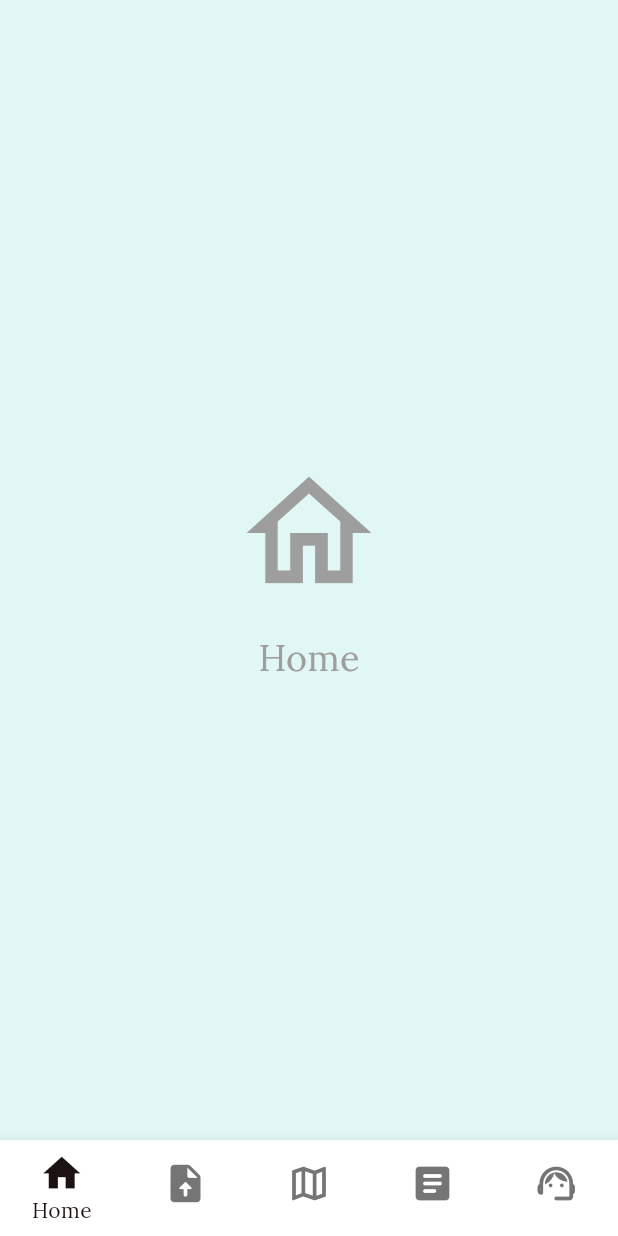
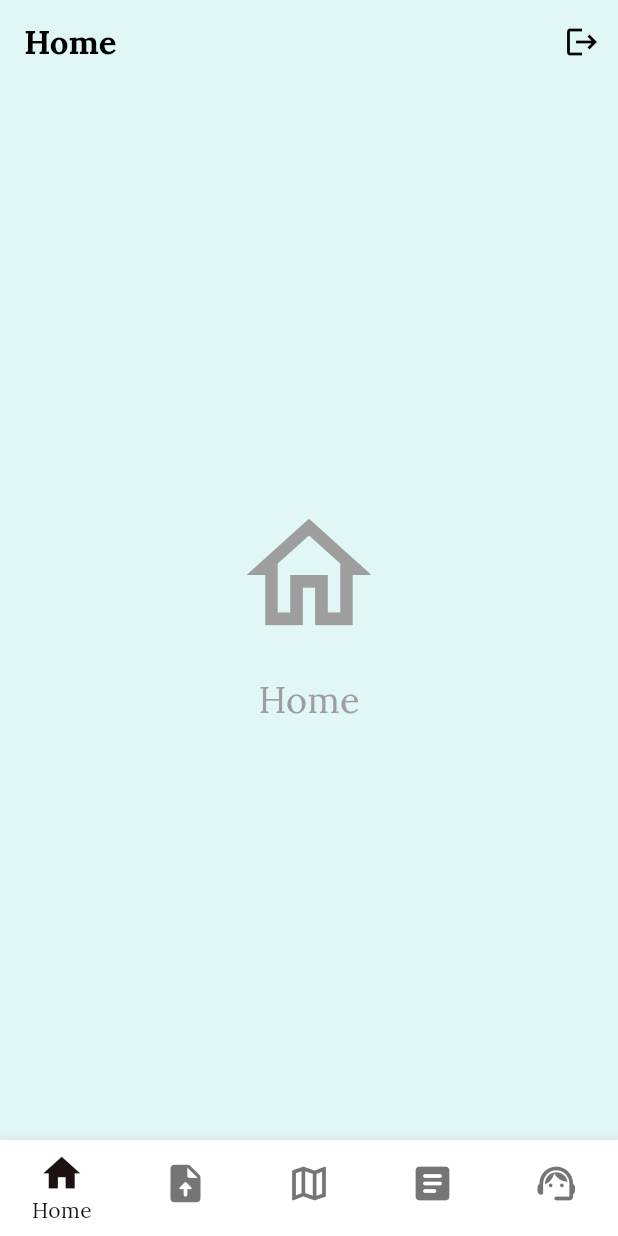
Before and after one commit to OrgBySamAndNandha/NeuroInsight, a Flutter app: the HomeView screen opened directly, on a phone screen of 412 x 824 dp. Run offline on Flutter 3.47's test engine with Material 3 defaults, Android fonts, the phone set to English and light mode, and no system bars; our stand-ins replace cloud_firestore, firebase_auth, firebase_core, firebase_storage, font_awesome_flutter, google_fonts and 8 more; accounts and stored records are empty; project files that could hold a hidden picture were left out.

Commit message:
added a logout button in home

```diff
--- a/lib/screens/users/views/user_home_view.dart
+++ b/lib/screens/users/views/user_home_view.dart
@@ -1,5 +1,6 @@
 import 'package:firebase_auth/firebase_auth.dart';
 import 'package:flutter/material.dart';
+import 'package:google_fonts/google_fonts.dart';
 import 'package:neuroinsight/screens/admin/view/report_scanner.dart';
 import 'package:neuroinsight/screens/users/controllers/user_profile_controllers.dart';
 import 'package:neuroinsight/screens/users/views/user_appointments_view.dart';
@@ -27,18 +28,20 @@ class _HomeViewState extends State<HomeView> {
   int _selectedIndex = 0;
   final ProfileController _profileController = ProfileController();
 
-  // MODIFIED: The 'Chat' tab at index 4 now points to ReportScannerView()
-  static const List<Widget> _widgetOptions = <Widget>[
-    HomeContent(),
-    UploadScanPage(),
-    MapView(),
-    MyAppointmentsView(),
-    ReportScannerView(), // Navigation set to the new screen
-  ];
+  // MODIFIED: The list is no longer 'static const' to allow passing the controller.
+  late final List<Widget> _widgetOptions;
 
   @override
   void initState() {
     super.initState();
+    // MODIFIED: Initialize the list here to pass the profile controller to HomeContent.
+    _widgetOptions = <Widget>[
+      HomeContent(profileController: _profileController),
+      const UploadScanPage(),
+      const MapView(),
+      const MyAppointmentsView(),
+      const ReportScannerView(),
+    ];
     WidgetsBinding.instance.addPostFrameCallback((_) => _checkIfNewUser());
   }
 
@@ -102,12 +105,34 @@ class _HomeViewState extends State<HomeView> {
   }
 }
 
+// MODIFIED: HomeContent now includes a Scaffold with an AppBar and a logout button.
 class HomeContent extends StatelessWidget {
-  const HomeContent({super.key});
+  // MODIFIED: Added a controller to handle the logout action.
+  final ProfileController profileController;
+  const HomeContent({super.key, required this.profileController});
 
   @override
   Widget build(BuildContext context) {
-    return const Center(
+    // MODIFIED: Wrapped the content in a Scaffold to add an AppBar.
+    return Scaffold(
+      backgroundColor: const Color(0xFFE1F7F5),
+      appBar: AppBar(
+        title: Text('Home', style: GoogleFonts.lora(fontWeight: FontWeight.bold)),
+        backgroundColor: Colors.transparent,
+        foregroundColor: Colors.black,
+        elevation: 0,
+        actions: [
+          // MODIFIED: Added logout icon button.
+          IconButton(
+            icon: const Icon(Icons.logout),
+            tooltip: 'Logout',
+            onPressed: () {
+              profileController.confirmLogout(context);
+            },
+          ),
+        ],
+      ),
+      body: const Center(
         child: Column(
           mainAxisAlignment: MainAxisAlignment.center,
           children: [
@@ -119,6 +144,137 @@ class HomeContent extends StatelessWidget {
             ),
           ],
         ),
+      ),
     );
   }
 }
+
+
+
+
+
+
+// import 'package:firebase_auth/firebase_auth.dart';
+// import 'package:flutter/material.dart';
+// import 'package:neuroinsight/screens/admin/view/report_scanner.dart';
+// import 'package:neuroinsight/screens/users/controllers/user_profile_controllers.dart';
+// import 'package:neuroinsight/screens/users/views/user_appointments_view.dart';
+// import 'package:neuroinsight/screens/users/views/user_map_view.dart';
+// import 'user_profile_view.dart';
+//
+// class UploadScanPage extends StatelessWidget {
+//   const UploadScanPage({super.key});
+//   @override
+//   Widget build(BuildContext context) {
+//     return const Center(
+//         child: Text('Upload MRI Scan Page',
+//             style: TextStyle(color: Colors.black, fontSize: 24)));
+//   }
+// }
+//
+// class HomeView extends StatefulWidget {
+//   const HomeView({super.key});
+//
+//   @override
+//   State<HomeView> createState() => _HomeViewState();
+// }
+//
+// class _HomeViewState extends State<HomeView> {
+//   int _selectedIndex = 0;
+//   final ProfileController _profileController = ProfileController();
+//
+//   // MODIFIED: The 'Chat' tab at index 4 now points to ReportScannerView()
+//   static const List<Widget> _widgetOptions = <Widget>[
+//     HomeContent(),
+//     UploadScanPage(),
+//     MapView(),
+//     MyAppointmentsView(),
+//     ReportScannerView(), // Navigation set to the new screen
+//   ];
+//
+//   @override
+//   void initState() {
+//     super.initState();
+//     WidgetsBinding.instance.addPostFrameCallback((_) => _checkIfNewUser());
+//   }
+//
+//   void _checkIfNewUser() async {
+//     final User? user = FirebaseAuth.instance.currentUser;
+//     if (user != null && user.metadata.creationTime != null && user.metadata.lastSignInTime != null) {
+//       final creationTime = user.metadata.creationTime!;
+//       final lastSignInTime = user.metadata.lastSignInTime!;
+//       final isNewUser = lastSignInTime.difference(creationTime).inSeconds < 5;
+//       final bool profileExists = await _profileController.checkProfileExists();
+//       if (isNewUser && !profileExists) {
+//         if (mounted) {
+//           ScaffoldMessenger.of(context).showSnackBar(
+//             const SnackBar(
+//               content: Text('Welcome! Let\'s start by setting up your profile.'),
+//               backgroundColor: Colors.green,
+//             ),
+//           );
+//           Navigator.push(
+//             context,
+//             MaterialPageRoute(builder: (context) => const ProfileView()),
+//           );
+//         }
+//       }
+//     }
+//   }
+//
+//   void _onItemTapped(int index) {
+//     setState(() {
+//       _selectedIndex = index;
+//     });
+//   }
+//
+//   @override
+//   Widget build(BuildContext context) {
+//     return Scaffold(
+//       backgroundColor: const Color(0xFFE1F7F5),
+//       body: SafeArea(
+//         child: _widgetOptions.elementAt(_selectedIndex),
+//       ),
+//       bottomNavigationBar: BottomNavigationBar(
+//         items: const <BottomNavigationBarItem>[
+//           BottomNavigationBarItem(icon: Icon(Icons.home), label: 'Home'),
+//           BottomNavigationBarItem(icon: Icon(Icons.upload_file_rounded), label: 'files'),
+//           BottomNavigationBarItem(icon: Icon(Icons.map_outlined), label: 'Map'),
+//           BottomNavigationBarItem(icon: Icon(Icons.article_rounded), label: 'Reports'),
+//           BottomNavigationBarItem(icon: Icon(Icons.support_agent_rounded), label: 'Scanner'),
+//         ],
+//         currentIndex: _selectedIndex,
+//         selectedItemColor: const Color(0xFF1B1211),
+//         unselectedItemColor: Colors.grey.shade600,
+//         onTap: _onItemTapped,
+//         backgroundColor: Colors.white,
+//         iconSize: 30,
+//         showUnselectedLabels: false,
+//         showSelectedLabels: true,
+//         type: BottomNavigationBarType.fixed,
+//         elevation: 8.0,
+//       ),
+//     );
+//   }
+// }
+//
+// class HomeContent extends StatelessWidget {
+//   const HomeContent({super.key});
+//
+//   @override
+//   Widget build(BuildContext context) {
+//     return const Center(
+//       child: Column(
+//         mainAxisAlignment: MainAxisAlignment.center,
+//         children: [
+//           Icon(Icons.home_outlined, size: 100, color: Colors.grey),
+//           SizedBox(height: 16),
+//           Text(
+//             'Home',
+//             style: TextStyle(fontSize: 24, color: Colors.grey),
+//           ),
+//         ],
+//       ),
+//     );
+//   }
+// }
```
Lines whose indentation alone changed are shown as unchanged.
